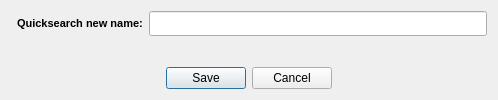
The window that ui/quicksearch/ui_quicksearch_rename.ui (isogeo/isogeo-plugin-qgis) describes before a commit, drawn with Qt 5.
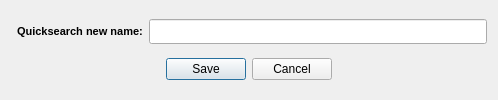
The same window after the commit. Icons and pictures are not drawn.

```diff
--- a/ui/quicksearch/ui_quicksearch_rename.ui
+++ b/ui/quicksearch/ui_quicksearch_rename.ui
@@ -75,20 +75,7 @@
      </property>
     </widget>
    </item>
-   <item colspan="2" column="0" row="2">
-    <spacer name="verticalSpacer">
-     <property name="orientation">
-      <enum>Qt::Vertical</enum>
-     </property>
-     <property name="sizeHint" stdset="0">
-      <size>
-       <width>20</width>
-       <height>62</height>
-      </size>
-     </property>
-    </spacer>
-   </item>
-   <item colspan="3" column="0" row="3">
+   <item colspan="3" column="0" row="2">
     <widget class="QDialogButtonBox" name="btn_save_cancel">
      <property name="orientation">
       <enum>Qt::Horizontal</enum>
```
Left out of the diff: 5 changed lines with no effect on the pictures.
